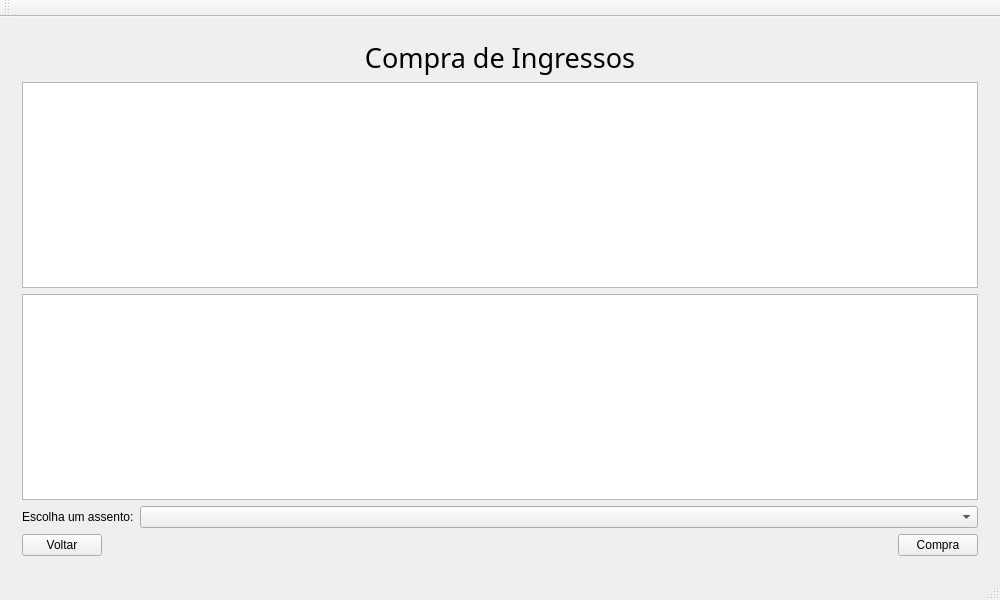
Above: Cinema/mainwindow.ui from biafrag/SistemadeCinema before the change. Below: the same form after it.
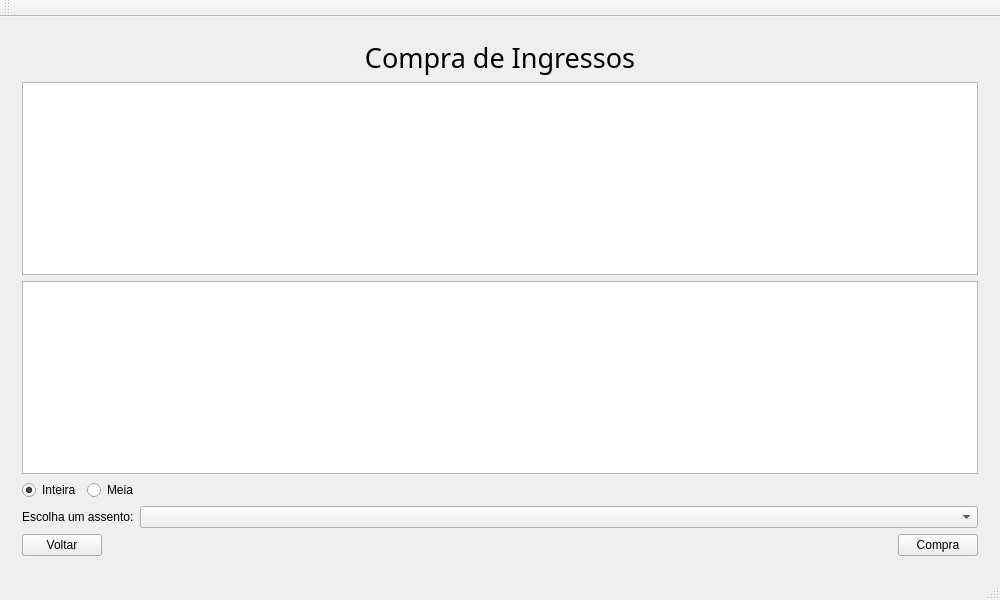
That is the form after the change. The open tabs and pages were chosen to show the change.

Patch:
```diff
--- a/Cinema/mainwindow.ui
+++ b/Cinema/mainwindow.ui
@@ -126,6 +126,27 @@
           <item>
            <widget class="QListWidget" name="listWidget_2"/>
           </item>
+          <item>
+           <layout class="QFormLayout" name="formLayout_2">
+            <item row="0" column="0">
+             <widget class="QRadioButton" name="tipoInteira">
+              <property name="text">
+               <string>Inteira</string>
+              </property>
+              <property name="checked">
+               <bool>true</bool>
+              </property>
+             </widget>
+            </item>
+            <item row="0" column="1">
+             <widget class="QRadioButton" name="tipoMeia">
+              <property name="text">
+               <string>Meia</string>
+              </property>
+             </widget>
+            </item>
+           </layout>
+          </item>
           <item>
            <layout class="QFormLayout" name="formLayout">
             <item row="0" column="0">
```
Left out of the diff: 2 changed lines with no effect on the pictures.
